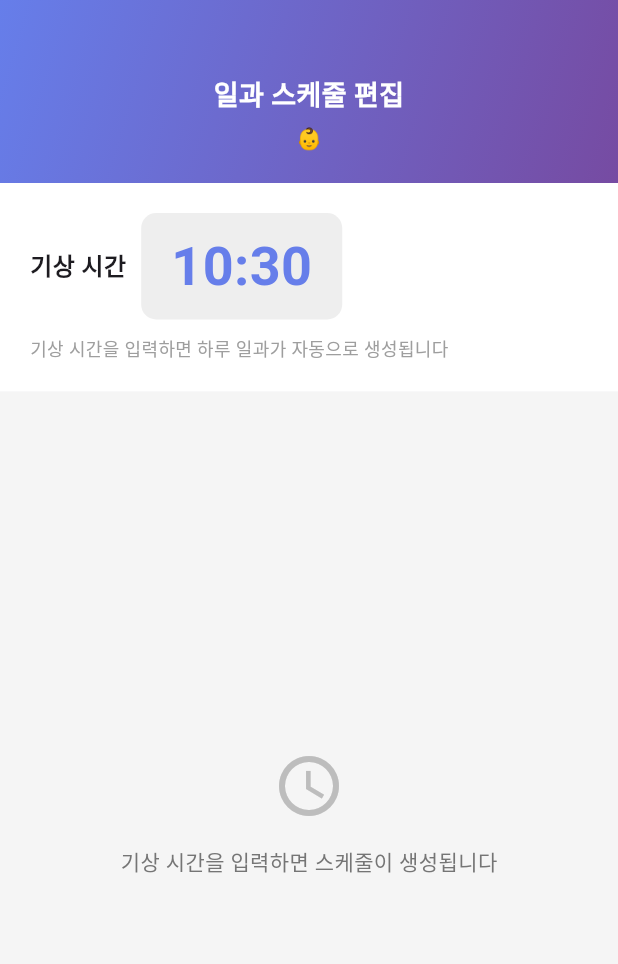
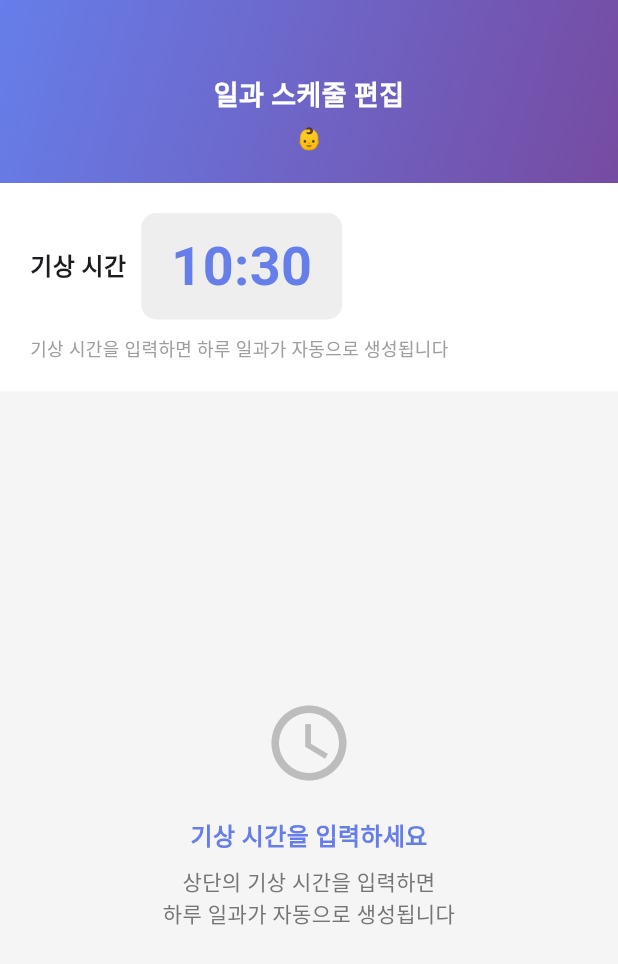
Before and after one commit to HWANGJEONGHYEON1/duty-out, a Flutter app: the ScheduleScreen screen opened directly, on a phone screen of 412 x 824 dp. Shown: the top 964 px of the screen. Run offline on Flutter 3.47's test engine with Material 3 defaults, Android fonts, the phone set to English and light mode, and no system bars; our stand-ins replace dio, flutter_secure_storage; accounts and stored records are empty.

Commit message:
feat: Flutter UI 메시지 개선 및 사용자 가이드 추가
- new_home_screen.dart에서 "스케줄을 생성해주세요" 메시지를
  "기상시간 입력하세요"로 변경하고 상세 가이드 추가

- schedule_screen.dart에서 기상시간 입력 안내 메시지 개선
  "상단의 기상 시간을 입력하면 하루 일과가 자동으로 생성됩니다"
  메시지로 사용자 경험 개선

- 프로토타입(baby_sleep_app_prototype.html) 참고하여 UI 텍스트 개선
- 설정탭에 아기 정보 신규 등록 화면은 profile_screen.dart에 완벽히 구현됨
  (이미 기존에 _buildBabyRegistrationForm() 메서드로 구현됨)

수정된 파일:
- mobile/lib/screens/new_home_screen.dart
- mobile/lib/screens/schedule_screen.dart

```diff
--- a/mobile/lib/screens/schedule_screen.dart
+++ b/mobile/lib/screens/schedule_screen.dart
@@ -241,10 +241,20 @@ class _ScheduleScreenState extends State<ScheduleScreen> {
           child: Column(
             mainAxisAlignment: MainAxisAlignment.center,
             children: [
-              Icon(Icons.schedule, size: 48, color: Colors.grey[400]),
-              const SizedBox(height: 16),
+              Icon(Icons.schedule, size: 60, color: Colors.grey[400]),
+              const SizedBox(height: 20),
+              const Text(
+                '기상 시간을 입력하세요',
+                style: TextStyle(
+                  fontSize: 16,
+                  fontWeight: FontWeight.w600,
+                  color: Color(0xFF667EEA),
+                ),
+              ),
+              const SizedBox(height: 8),
               Text(
-                '기상 시간을 입력하면 스케줄이 생성됩니다',
+                '상단의 기상 시간을 입력하면\n하루 일과가 자동으로 생성됩니다',
+                textAlign: TextAlign.center,
                 style: TextStyle(
                   fontSize: 14,
                   color: Colors.grey[600],
```
Also changed, not shown: mobile/lib/screens/new_home_screen.dart (+16 -6 lines).
